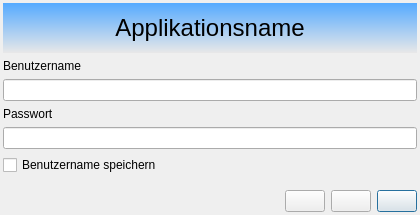
Qt form guilibraries/wmsgui/src/misc/cwmslogindlg.ui (WOGRA-AG/wms) before a commit.
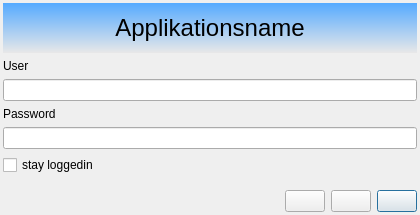
The same form after that commit. Icons and pictures are not drawn.

Commit message: translation to english

What changed in the file:
```diff
--- a/guilibraries/wmsgui/src/misc/cwmslogindlg.ui
+++ b/guilibraries/wmsgui/src/misc/cwmslogindlg.ui
@@ -78,7 +78,7 @@
    <item>
     <widget class="QLabel" name="textLabel1">
      <property name="text">
-      <string>Benutzername</string>
+      <string>User</string>
      </property>
      <property name="wordWrap">
       <bool>false</bool>
@@ -91,7 +91,7 @@
    <item>
     <widget class="QLabel" name="textLabel2">
      <property name="text">
-      <string>Passwort</string>
+      <string>Password</string>
      </property>
      <property name="wordWrap">
       <bool>false</bool>
@@ -108,7 +108,7 @@
    <item>
     <widget class="QCheckBox" name="m_pqchbStoreLogin">
      <property name="text">
-      <string>Benutzername speichern</string>
+      <string>stay loggedin</string>
      </property>
     </widget>
    </item>
```
Left out of the diff: 1 changed line with no effect on the pictures.
